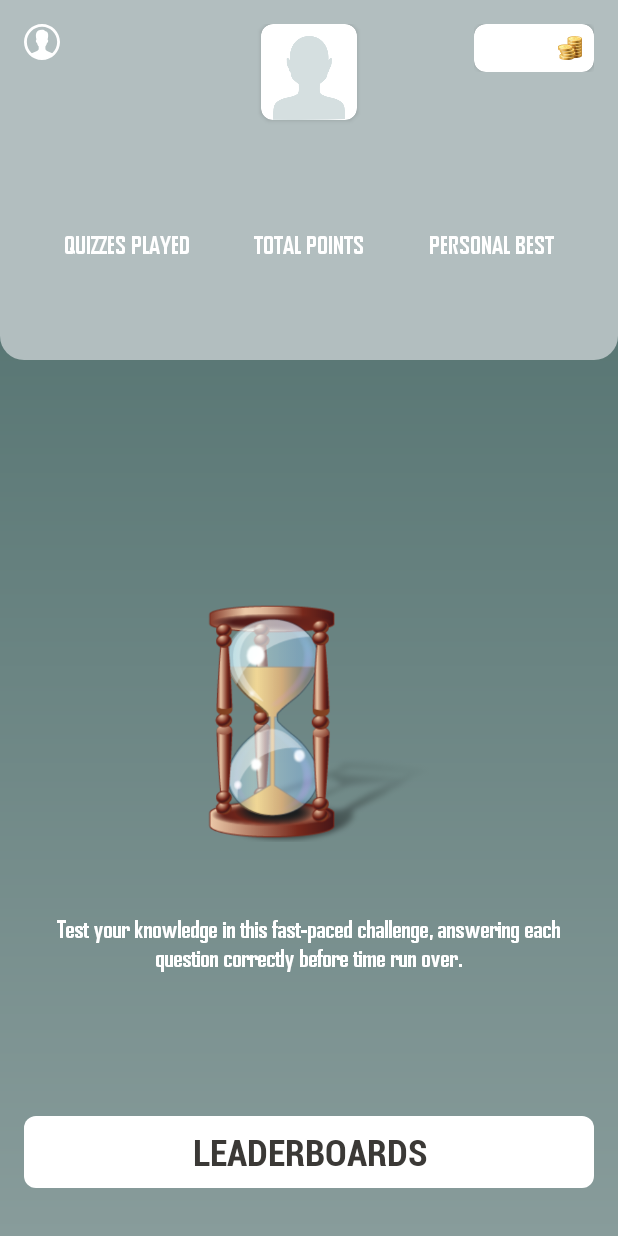
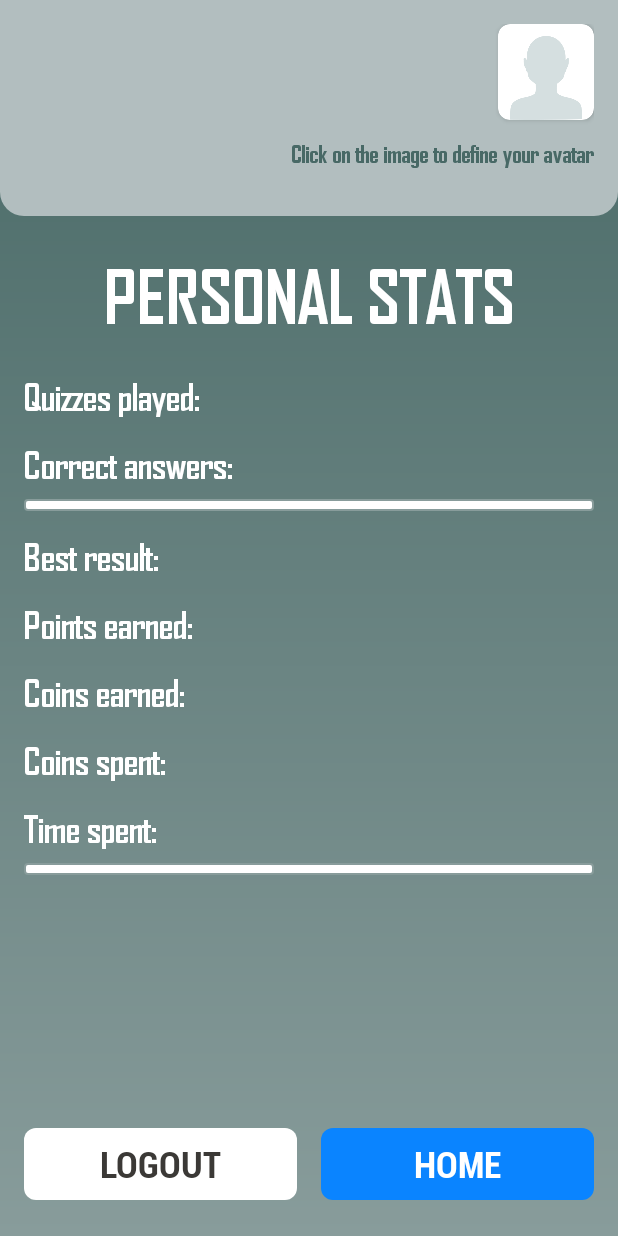
Before and after one commit to jorge-lobo/InQuizitive, an Android app: the fragment UserDataFragment placed in its activity, after a tap on "Icon button", on a phone screen of 412 x 824 dp. Run offline under Robolectric (Android 15) with nearby library versions, the phone set to English and light mode, and no system bars; our stand-ins replace data binding.

Commit message:
feat(userProfile): Add UserProfileActivity layout with comprehensive user stats and personalized progress bars

```diff
--- a/app/src/main/AndroidManifest.xml
+++ b/app/src/main/AndroidManifest.xml
@@ -17,6 +17,9 @@
         android:supportsRtl="true"
         android:theme="@style/Theme.InQuizitive"
         tools:targetApi="31">
+        <activity
+            android:name=".ui.userProfile.UserProfileActivity"
+            android:exported="false" />
         <activity
             android:name=".ui.avatar.AvatarActivity"
             android:exported="false" />
--- a/app/src/main/java/com/example/inquizitive/ui/home/userData/UserDataFragment.kt
+++ b/app/src/main/java/com/example/inquizitive/ui/home/userData/UserDataFragment.kt
@@ -10,6 +10,7 @@ import androidx.lifecycle.ViewModelProvider
 import com.example.inquizitive.R
 import com.example.inquizitive.databinding.FragmentUserDataBinding
 import com.example.inquizitive.ui.common.BaseFragment
+import com.example.inquizitive.ui.userProfile.UserProfileActivity
 import com.example.inquizitive.utils.Utils
 
 class UserDataFragment : BaseFragment() {
@@ -55,7 +56,7 @@ class UserDataFragment : BaseFragment() {
     private fun setupListeners() {
         binding.apply {
             btnIconUser.setOnClickListener {
-                Utils.showToast(requireContext(), "User Profile")
+                Utils.startActivity(requireContext(), UserProfileActivity::class.java)
             }
         }
     }
--- /dev/null
+++ b/app/src/main/java/com/example/inquizitive/ui/userProfile/UserProfileActivity.kt
@@ -0,0 +1,19 @@
+package com.example.inquizitive.ui.userProfile
+
+import android.os.Bundle
+import androidx.activity.enableEdgeToEdge
+import androidx.appcompat.app.AppCompatActivity
+import androidx.core.view.ViewCompat
+import androidx.core.view.WindowInsetsCompat
+import androidx.databinding.DataBindingUtil
+import com.example.inquizitive.R
+import com.example.inquizitive.databinding.ActivityUserProfileBinding
+
+class UserProfileActivity : AppCompatActivity() {
+
+    private lateinit var binding: ActivityUserProfileBinding
+    override fun onCreate(savedInstanceState: Bundle?) {
+        super.onCreate(savedInstanceState)
+        binding = DataBindingUtil.setContentView(this, R.layout.activity_user_profile)
+    }
+}
--- /dev/null
+++ b/app/src/main/java/com/example/inquizitive/ui/userProfile/UserProfileViewModel.kt
@@ -0,0 +1,14 @@
+package com.example.inquizitive.ui.userProfile
+
+import android.app.Application
+import androidx.lifecycle.LifecycleObserver
+import com.example.inquizitive.ui.common.BaseViewModel
+
+class UserProfileViewModel(application: Application) : BaseViewModel(application), LifecycleObserver {
+
+
+    override fun onError(message: String?, validationErrors: Map<String, ArrayList<String>>?) {
+        isLoading.value = false
+        isRefreshing.value = false
+    }
+}
--- /dev/null
+++ b/app/src/main/res/drawable/background_common_progress_bar.xml
@@ -0,0 +1,22 @@
+<?xml version="1.0" encoding="utf-8"?>
+<layer-list xmlns:android="http://schemas.android.com/apk/res/android">
+    <item>
+        <!-- Background -->
+        <shape android:shape="rectangle">
+            <corners android:radius="@dimen/corner_extra_small" />
+            <solid android:color="@color/progress_bar_bg" />
+            <stroke
+                android:width="1dp"
+                android:color="@color/progress_bar_stroke" />
+        </shape>
+    </item>
+    <!-- Progress Bar -->
+    <item android:id="@android:id/progress">
+        <clip>
+            <shape android:shape="rectangle">
+                <corners android:radius="@dimen/corner_extra_small" />
+                <solid android:color="@color/progress_bar_progress" />
+            </shape>
+        </clip>
+    </item>
+</layer-list>
--- /dev/null
+++ b/app/src/main/res/layout/activity_user_profile.xml
@@ -0,0 +1,381 @@
+<?xml version="1.0" encoding="utf-8"?>
+<layout xmlns:android="http://schemas.android.com/apk/res/android"
+    xmlns:app="http://schemas.android.com/apk/res-auto"
+    xmlns:tools="http://schemas.android.com/tools">
+
+    <data>
+
+        <import type="android.view.View" />
+
+        <variable
+            name="viewModel"
+            type="com.example.inquizitive.ui.userProfile.UserProfileViewModel" />
+    </data>
+
+    <androidx.constraintlayout.widget.ConstraintLayout
+        android:id="@+id/main"
+        android:layout_width="match_parent"
+        android:layout_height="match_parent"
+        android:background="@drawable/background_gradient"
+        tools:context=".ui.userProfile.UserProfileActivity">
+
+        <RelativeLayout
+            android:id="@+id/rl_profile_header"
+            android:layout_width="match_parent"
+            android:layout_height="@dimen/header_medium"
+            android:background="@drawable/background_common_header"
+            android:padding="@dimen/margin_medium"
+            app:layout_constraintEnd_toEndOf="parent"
+            app:layout_constraintStart_toStartOf="parent"
+            app:layout_constraintTop_toTopOf="parent">
+
+            <TextView
+                android:id="@+id/tv_profile_username"
+                style="@style/textPrimaryLight"
+                android:layout_width="wrap_content"
+                android:layout_height="wrap_content"
+                android:layout_alignParentStart="true"
+                android:layout_alignParentTop="true"
+                android:textSize="@dimen/txt_title"
+                tools:ignore="RelativeOverlap"
+                tools:text="Username" />
+
+            <androidx.cardview.widget.CardView
+                android:id="@+id/cv_profile_avatar_container"
+                android:layout_width="@dimen/avatar_large"
+                android:layout_height="@dimen/avatar_large"
+                android:layout_alignParentTop="true"
+                android:layout_alignParentEnd="true"
+                app:cardCornerRadius="@dimen/corner_medium">
+
+                <include
+                    android:id="@+id/iv_profile_avatar"
+                    layout="@layout/common_avatar"
+                    android:layout_width="match_parent"
+                    android:layout_height="match_parent" />
+
+            </androidx.cardview.widget.CardView>
+
+            <TextView
+                android:id="@+id/tv_profile_avatar_message"
+                style="@style/textPrimaryHint"
+                android:layout_width="wrap_content"
+                android:layout_height="wrap_content"
+                android:layout_alignParentEnd="true"
+                android:layout_alignParentBottom="true"
+                android:layout_marginBottom="@dimen/margin_medium"
+                android:text="@string/header_message_avatar"
+                android:textSize="@dimen/txt_secondary_text" />
+
+        </RelativeLayout>
+
+        <TextView
+            android:id="@+id/tv_profile_title"
+            style="@style/textPrimaryLight"
+            android:layout_width="wrap_content"
+            android:layout_height="wrap_content"
+            android:layout_marginTop="@dimen/margin_large"
+            android:text="@string/profile_title"
+            android:textAllCaps="true"
+            android:textSize="@dimen/txt_title"
+            app:layout_constraintEnd_toEndOf="parent"
+            app:layout_constraintStart_toStartOf="parent"
+            app:layout_constraintTop_toBottomOf="@id/rl_profile_header" />
+
+        <RelativeLayout
+            android:id="@+id/rl_quizzes_container"
+            android:layout_width="wrap_content"
+            android:layout_height="wrap_content"
+            android:layout_marginTop="@dimen/margin_large"
+            android:paddingHorizontal="@dimen/margin_medium"
+            app:layout_constraintStart_toStartOf="parent"
+            app:layout_constraintTop_toBottomOf="@id/tv_profile_title">
+
+            <TextView
+                android:id="@+id/tv_profile_label_quizzes"
+                style="@style/textPrimaryLight"
+                android:layout_width="wrap_content"
+                android:layout_height="wrap_content"
+                android:layout_alignParentStart="true"
+                android:layout_alignParentTop="true"
+                android:text="@string/profile_label_total_quizzes"
+                android:textSize="@dimen/txt_primary_text" />
+
+            <TextView
+                android:id="@+id/tv_profile_quizzes"
+                style="@style/textPrimaryLight"
+                android:layout_width="wrap_content"
+                android:layout_height="wrap_content"
+                android:layout_alignParentStart="true"
+                android:layout_alignParentTop="true"
+                android:layout_marginStart="192dp"
+                android:textSize="@dimen/txt_primary_text"
+                tools:text="50" />
+
+        </RelativeLayout>
+
+        <RelativeLayout
+            android:id="@+id/rl_answers_container"
+            android:layout_width="wrap_content"
+            android:layout_height="wrap_content"
+            android:layout_marginTop="@dimen/margin_medium"
+            android:paddingHorizontal="@dimen/margin_medium"
+            app:layout_constraintStart_toStartOf="parent"
+            app:layout_constraintTop_toBottomOf="@id/rl_quizzes_container">
+
+            <TextView
+                android:id="@+id/tv_profile_label_answers"
+                style="@style/textPrimaryLight"
+                android:layout_width="wrap_content"
+                android:layout_height="wrap_content"
+                android:layout_alignParentStart="true"
+                android:layout_alignParentTop="true"
+                android:text="@string/profile_label_correct_answers"
+                android:textSize="@dimen/txt_primary_text" />
+
+            <TextView
+                android:id="@+id/tv_profile_answers"
+                style="@style/textPrimaryLight"
+                android:layout_width="wrap_content"
+                android:layout_height="wrap_content"
+                android:layout_alignParentStart="true"
+                android:layout_alignParentTop="true"
+                android:layout_marginStart="192dp"
+                android:textSize="@dimen/txt_primary_text"
+                tools:text="600 / 1000" />
+
+            <ProgressBar
+                android:id="@+id/pb_personal_answers_rate"
+                style="@android:style/Widget.DeviceDefault.Light.ProgressBar.Horizontal"
+                android:layout_width="match_parent"
+                android:layout_height="@dimen/progress_bar_height"
+                android:layout_below="@id/tv_profile_label_answers"
+                android:layout_alignParentStart="true"
+                android:layout_alignParentEnd="true"
+                android:layout_marginTop="@dimen/margin_small"
+                android:progressDrawable="@drawable/background_common_progress_bar"
+                tools:progress="60" />
+
+        </RelativeLayout>
+
+        <RelativeLayout
+            android:id="@+id/rl_best_result_container"
+            android:layout_width="wrap_content"
+            android:layout_height="wrap_content"
+            android:layout_marginTop="@dimen/margin_medium"
+            android:paddingHorizontal="@dimen/margin_medium"
+            app:layout_constraintStart_toStartOf="parent"
+            app:layout_constraintTop_toBottomOf="@id/rl_answers_container">
+
+            <TextView
+                android:id="@+id/tv_profile_label_best_result"
+                style="@style/textPrimaryLight"
+                android:layout_width="wrap_content"
+                android:layout_height="wrap_content"
+                android:layout_alignParentStart="true"
+                android:layout_alignParentTop="true"
+                android:text="@string/profile_label_best_result"
+                android:textSize="@dimen/txt_primary_text" />
+
+            <TextView
+                android:id="@+id/tv_profile_best_result"
+                style="@style/textPrimaryLight"
+                android:layout_width="wrap_content"
+                android:layout_height="wrap_content"
+                android:layout_alignParentStart="true"
+                android:layout_alignParentTop="true"
+                android:layout_marginStart="192dp"
+                android:textSize="@dimen/txt_primary_text"
+                tools:text="1203 points" />
+
+        </RelativeLayout>
+
+        <RelativeLayout
+            android:id="@+id/rl_points_container"
+            android:layout_width="wrap_content"
+            android:layout_height="wrap_content"
+            android:layout_marginTop="@dimen/margin_medium"
+            android:paddingHorizontal="@dimen/margin_medium"
+            app:layout_constraintStart_toStartOf="parent"
+            app:layout_constraintTop_toBottomOf="@id/rl_best_result_container">
+
+            <TextView
+                android:id="@+id/tv_profile_label_points"
+                style="@style/textPrimaryLight"
+                android:layout_width="wrap_content"
+                android:layout_height="wrap_content"
+                android:layout_alignParentStart="true"
+                android:layout_alignParentTop="true"
+                android:text="@string/profile_label_total_points"
+                android:textSize="@dimen/txt_primary_text" />
+
+            <TextView
+                android:id="@+id/tv_profile_points"
+                style="@style/textPrimaryLight"
+                android:layout_width="wrap_content"
+                android:layout_height="wrap_content"
+                android:layout_alignParentStart="true"
+                android:layout_alignParentTop="true"
+                android:layout_marginStart="192dp"
+                android:textSize="@dimen/txt_primary_text"
+                tools:text="80 300 points" />
+
+        </RelativeLayout>
+
+        <RelativeLayout
+            android:id="@+id/rl_coins_earned_container"
+            android:layout_width="wrap_content"
+            android:layout_height="wrap_content"
+            android:layout_marginTop="@dimen/margin_medium"
+            android:paddingHorizontal="@dimen/margin_medium"
+            app:layout_constraintStart_toStartOf="parent"
+            app:layout_constraintTop_toBottomOf="@id/rl_points_container">
+
+            <TextView
+                android:id="@+id/tv_profile_label_coins_earned"
+                style="@style/textPrimaryLight"
+                android:layout_width="wrap_content"
+                android:layout_height="wrap_content"
+                android:layout_alignParentStart="true"
+                android:layout_alignParentTop="true"
+                android:text="@string/profile_label_total_coins"
+                android:textSize="@dimen/txt_primary_text" />
+
+            <TextView
+                android:id="@+id/tv_profile_coins_earned"
+                style="@style/textPrimaryLight"
+                android:layout_width="wrap_content"
+                android:layout_height="wrap_content"
+                android:layout_alignParentStart="true"
+                android:layout_alignParentTop="true"
+                android:layout_marginStart="192dp"
+                android:textSize="@dimen/txt_primary_text"
+                tools:text="5430 coins" />
+
+        </RelativeLayout>
+
+        <RelativeLayout
+            android:id="@+id/rl_coins_spent_container"
+            android:layout_width="wrap_content"
+            android:layout_height="wrap_content"
+            android:layout_marginTop="@dimen/margin_medium"
+            android:paddingHorizontal="@dimen/margin_medium"
+            app:layout_constraintStart_toStartOf="parent"
+            app:layout_constraintTop_toBottomOf="@id/rl_coins_earned_container">
+
+            <TextView
+                android:id="@+id/tv_profile_label_coins_spent"
+                style="@style/textPrimaryLight"
+                android:layout_width="wrap_content"
+                android:layout_height="wrap_content"
+                android:layout_alignParentStart="true"
+                android:layout_alignParentTop="true"
+                android:text="@string/profile_label_spent_coins"
+                android:textSize="@dimen/txt_primary_text" />
+
+            <TextView
+                android:id="@+id/tv_profile_coins_spent"
+                style="@style/textPrimaryLight"
+                android:layout_width="wrap_content"
+                android:layout_height="wrap_content"
+                android:layout_alignParentStart="true"
+                android:layout_alignParentTop="true"
+                android:layout_marginStart="192dp"
+                android:textSize="@dimen/txt_primary_text"
+                tools:text="2300 coins" />
+
+        </RelativeLayout>
+
+        <RelativeLayout
+            android:id="@+id/rl_time_container"
+            android:layout_width="wrap_content"
+            android:layout_height="wrap_content"
+            android:layout_marginTop="@dimen/margin_medium"
+            android:paddingHorizontal="@dimen/margin_medium"
+            app:layout_constraintStart_toStartOf="parent"
+            app:layout_constraintTop_toBottomOf="@id/rl_coins_spent_container">
+
+            <TextView
+                android:id="@+id/tv_profile_label_time"
+                style="@style/textPrimaryLight"
+                android:layout_width="wrap_content"
+                android:layout_height="wrap_content"
+                android:layout_alignParentStart="true"
+                android:layout_alignParentTop="true"
+                android:text="@string/profile_label_spent_time"
+                android:textSize="@dimen/txt_primary_text" />
+
+            <TextView
+                android:id="@+id/tv_profile_time"
+                style="@style/textPrimaryLight"
+                android:layout_width="wrap_content"
+                android:layout_height="wrap_content"
+                android:layout_alignParentStart="true"
+                android:layout_alignParentTop="true"
+                android:layout_marginStart="192dp"
+                android:textSize="@dimen/txt_primary_text"
+                tools:text="1532 seconds" />
+
+            <ProgressBar
+                android:id="@+id/pb_personal_time_rate"
+                style="@android:style/Widget.DeviceDefault.Light.ProgressBar.Horizontal"
+                android:layout_width="match_parent"
+                android:layout_height="@dimen/progress_bar_height"
+                android:layout_below="@id/tv_profile_label_time"
+                android:layout_alignParentStart="true"
+                android:layout_alignParentEnd="true"
+                android:layout_marginTop="@dimen/margin_small"
+                android:progressDrawable="@drawable/background_common_progress_bar"
+                tools:progress="45" />
+
+            <TextView
+                android:id="@+id/tv_profile_time_rate"
+                style="@style/textPrimaryLight"
+                android:layout_width="wrap_content"
+                android:layout_height="wrap_content"
+                android:layout_below="@id/pb_personal_time_rate"
+                android:layout_alignParentEnd="true"
+                android:layout_marginStart="192dp"
+                android:layout_marginTop="@dimen/margin_small"
+                android:gravity="end"
+                android:textSize="@dimen/txt_secondary_text"
+                tools:text="45 %" />
+
+        </RelativeLayout>
+
+        <LinearLayout
+            android:id="@+id/ll_buttons_container"
+            android:layout_width="match_parent"
+            android:layout_height="@dimen/height_primary"
+            android:layout_marginHorizontal="@dimen/margin_medium"
+            android:layout_marginBottom="@dimen/margin_large"
+            android:orientation="horizontal"
+            app:layout_constraintBottom_toBottomOf="parent"
+            app:layout_constraintEnd_toEndOf="parent"
+            app:layout_constraintStart_toStartOf="parent">
+
+            <Button
+                android:id="@+id/btn_profile_logout"
+                style="@style/buttonSecondary"
+                android:layout_width="0dp"
+                android:layout_height="match_parent"
+                android:layout_weight="1"
+                android:text="@string/button_logout" />
+
+            <View
+                android:layout_width="@dimen/margin_medium"
+                android:layout_height="match_parent" />
+
+            <Button
+                android:id="@+id/btn_profile_home"
+                style="@style/buttonPrimary"
+                android:layout_width="0dp"
+                android:layout_height="match_parent"
+                android:layout_weight="1"
+                android:text="@string/button_home" />
+
+        </LinearLayout>
+
+    </androidx.constraintlayout.widget.ConstraintLayout>
+
+</layout>
--- a/app/src/main/res/values/strings.xml
+++ b/app/src/main/res/values/strings.xml
@@ -79,13 +79,13 @@
 
     <!-- User Profile -->
     <string name="profile_title">Personal Stats</string>
-    <string name="profile_label_total_quizzes">Quizzes played</string>
-    <string name="profile_label_correct_answers">Correct answers</string>
-    <string name="profile_label_best_result">Best result</string>
-    <string name="profile_label_total_points">Points earned</string>
-    <string name="profile_label_total_coins">Coins earned</string>
-    <string name="profile_label_spent_coins">Coins spent</string>
-    <string name="profile_label_spent_time">time spent</string>
+    <string name="profile_label_total_quizzes">Quizzes played:</string>
+    <string name="profile_label_correct_answers">Correct answers:</string>
+    <string name="profile_label_best_result">Best result:</string>
+    <string name="profile_label_total_points">Points earned:</string>
+    <string name="profile_label_total_coins">Coins earned:</string>
+    <string name="profile_label_spent_coins">Coins spent:</string>
+    <string name="profile_label_spent_time">Time spent:</string>
 
     <!-- Help Cards -->
     <string name="help_card_dismiss_one">- 1 option</string>
```
